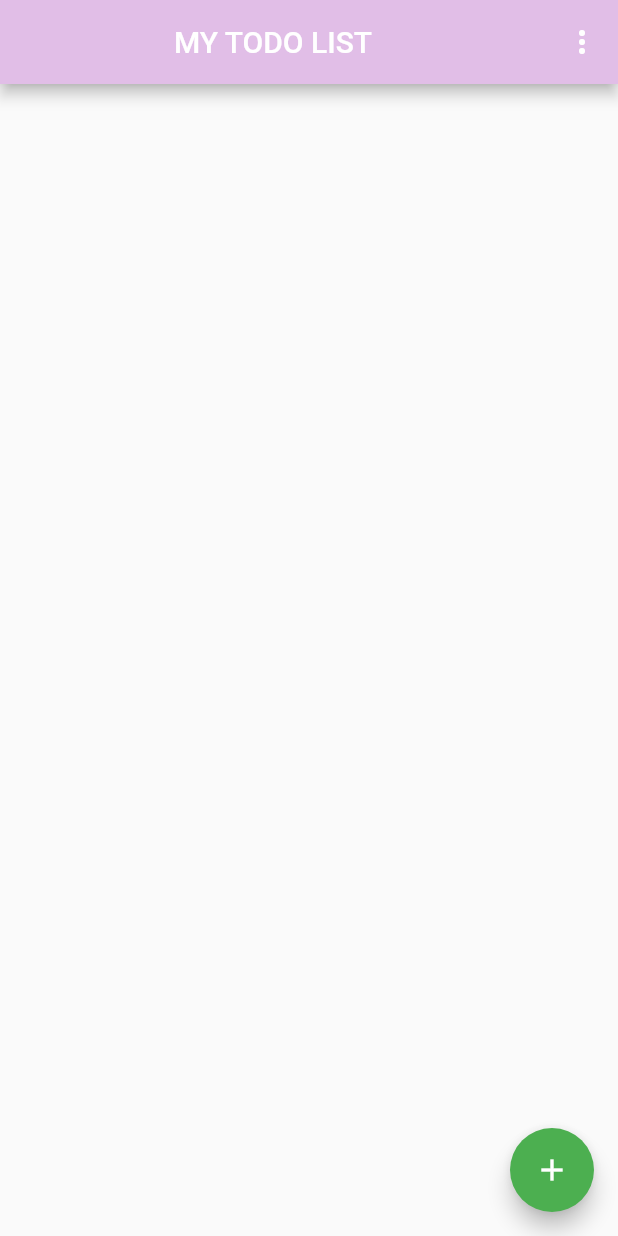
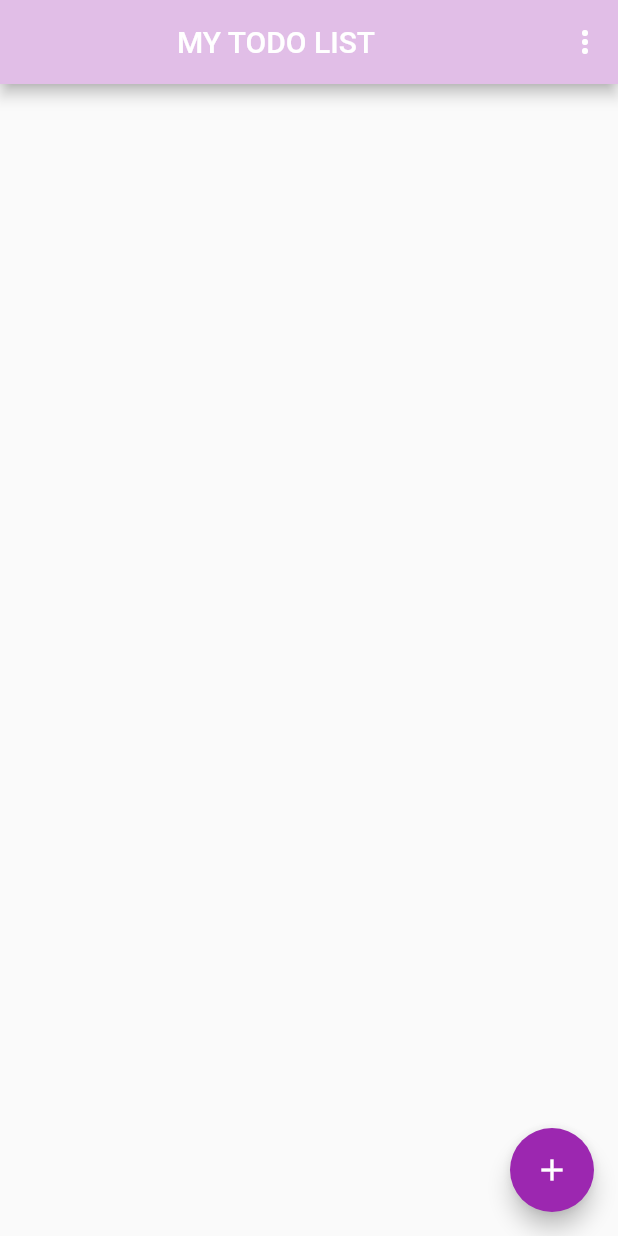
Before and after one commit to gu-tig169/gusfalkam, a Flutter app: the screen it shows after launch, on a phone screen of 412 x 824 dp. Run offline on Flutter 3.47's test engine with Material 2 defaults, Android fonts, the phone set to English and light mode, and no system bars.

Commit message:
Update main.dart

```diff
--- a/lib/main.dart
+++ b/lib/main.dart
@@ -3,12 +3,13 @@ import 'ListView.dart';
 import 'model.dart';
 import 'package:provider/provider.dart';
 
-//Först vyn
+// Här körs koden med Notifyprovider som  alla widget i vår app
+// får tillgång till utan att vi behöver "skicka runt den" till alla
+//widgets i appen.
+// home : Listview()
 
 void main() {
   var state = MyState();
-
-  //wrappar  applikationen i notifier
   runApp(
     ChangeNotifierProvider(
       create: (context) => state,
@@ -17,15 +18,14 @@ void main() {
   );
 }
 
-// Main metoden. Här körs appen. Listview Visas först enligt home property.
 class MyApp extends StatelessWidget {
   @override
   Widget build(BuildContext context) {
     return MaterialApp(
       title: 'To do app',
       theme: ThemeData(
-        primarySwatch: Colors.green,
-        visualDensity: VisualDensity.adaptivePlatformDensity,
+        primarySwatch: Colors.purple,
+        visualDensity: VisualDensity.comfortable,
       ),
       home: Listview(),
     );
```
